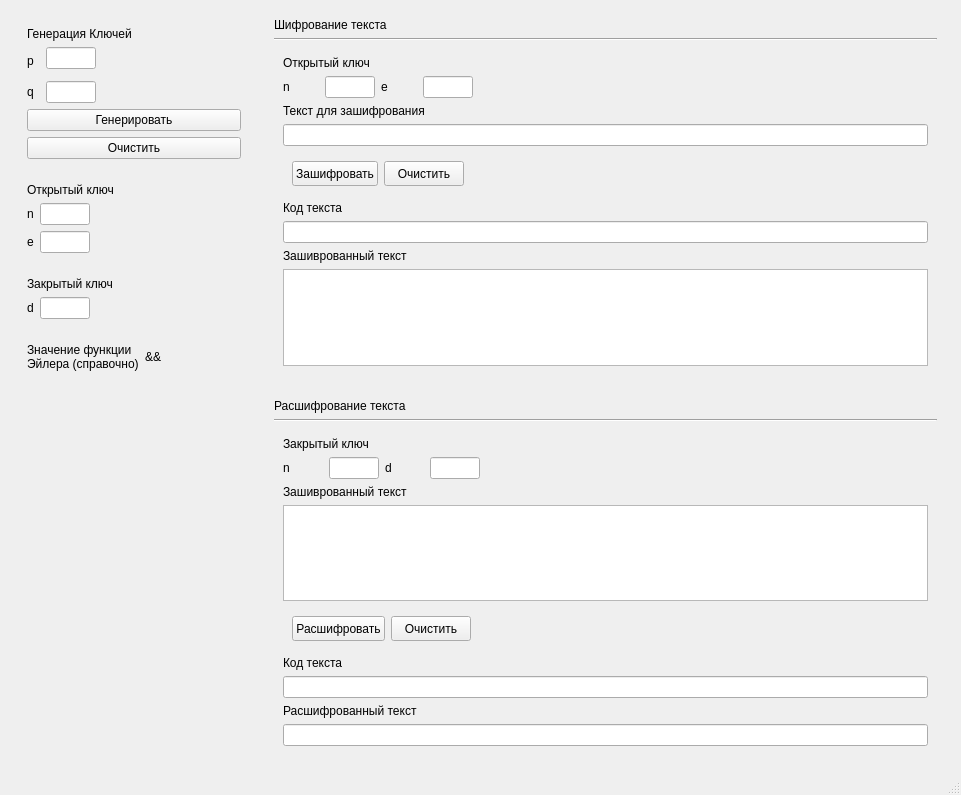
First picture: the form in mainwindow.ui, repository MrFireDeN/RSA, before the edit.
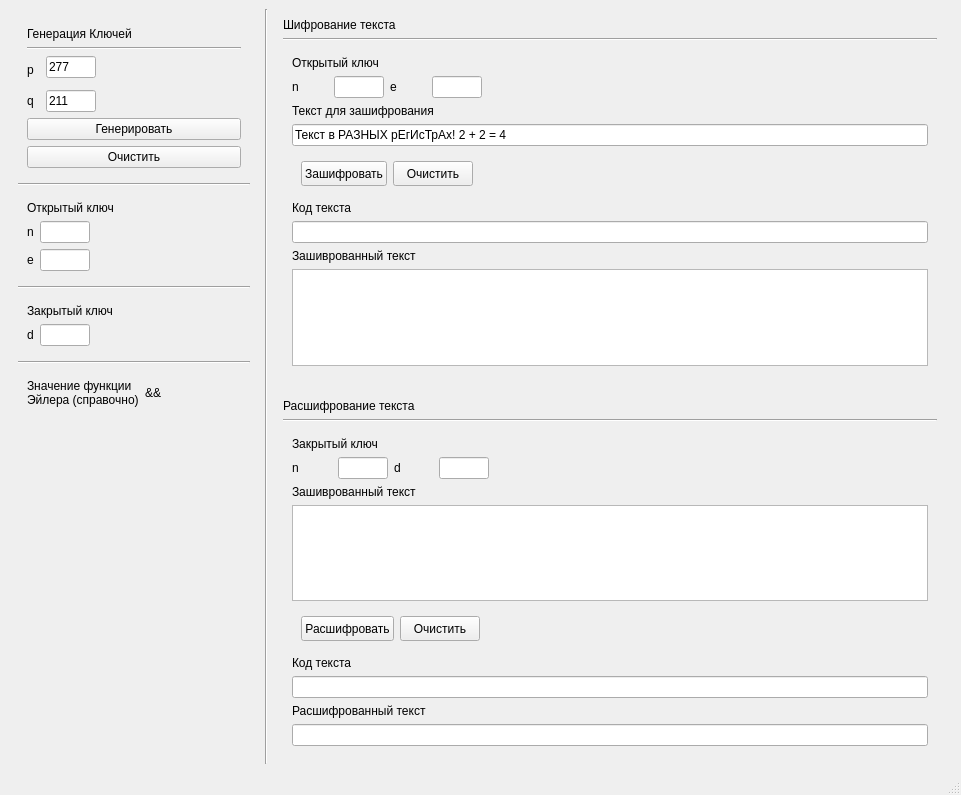
Second picture: the form after the edit.

Commit message: feat: реализовано шифровка и расшифровка текста

```diff
--- a/mainwindow.ui
+++ b/mainwindow.ui
@@ -27,47 +27,7 @@
        <item>
         <widget class="QWidget" name="keyGenerator" native="true">
          <layout class="QGridLayout" name="gridLayout_4">
-          <item row="3" column="4">
-           <spacer name="horizontalSpacer_3">
-            <property name="orientation">
-             <enum>Qt::Horizontal</enum>
-            </property>
-            <property name="sizeHint" stdset="0">
-             <size>
-              <width>40</width>
-              <height>20</height>
-             </size>
-            </property>
-           </spacer>
-          </item>
-          <item row="1" column="2">
-           <widget class="QLineEdit" name="p">
-            <property name="maximumSize">
-             <size>
-              <width>50</width>
-              <height>16777215</height>
-             </size>
-            </property>
-           </widget>
-          </item>
-          <item row="3" column="0">
-           <widget class="QLabel" name="label_2">
-            <property name="text">
-             <string>q</string>
-            </property>
-           </widget>
-          </item>
-          <item row="3" column="2">
-           <widget class="QLineEdit" name="q">
-            <property name="maximumSize">
-             <size>
-              <width>50</width>
-              <height>16777215</height>
-             </size>
-            </property>
-           </widget>
-          </item>
-          <item row="1" column="0" rowspan="2" colspan="2">
+          <item row="2" column="0" rowspan="2" colspan="2">
            <widget class="QLabel" name="label_1">
             <property name="text">
              <string>p</string>
@@ -81,23 +41,83 @@
             </property>
            </widget>
           </item>
-          <item row="4" column="0" colspan="5">
+          <item row="4" column="2">
+           <widget class="QLineEdit" name="q">
+            <property name="maximumSize">
+             <size>
+              <width>50</width>
+              <height>16777215</height>
+             </size>
+            </property>
+            <property name="text">
+             <string>211</string>
+            </property>
+           </widget>
+          </item>
+          <item row="4" column="4">
+           <spacer name="horizontalSpacer_3">
+            <property name="orientation">
+             <enum>Qt::Horizontal</enum>
+            </property>
+            <property name="sizeHint" stdset="0">
+             <size>
+              <width>40</width>
+              <height>20</height>
+             </size>
+            </property>
+           </spacer>
+          </item>
+          <item row="2" column="2">
+           <widget class="QLineEdit" name="p">
+            <property name="maximumSize">
+             <size>
+              <width>50</width>
+              <height>16777215</height>
+             </size>
+            </property>
+            <property name="text">
+             <string>277</string>
+            </property>
+           </widget>
+          </item>
+          <item row="5" column="0" colspan="5">
            <widget class="QPushButton" name="btnGenerate">
             <property name="text">
              <string>Генерировать</string>
             </property>
            </widget>
           </item>
-          <item row="6" column="0" colspan="5">
+          <item row="7" column="0" colspan="5">
            <widget class="QPushButton" name="btnClean">
             <property name="text">
              <string>Очистить</string>
             </property>
            </widget>
           </item>
+          <item row="1" column="0" colspan="5">
+           <widget class="Line" name="line_3">
+            <property name="orientation">
+             <enum>Qt::Horizontal</enum>
+            </property>
+           </widget>
+          </item>
+          <item row="4" column="0">
+           <widget class="QLabel" name="label_2">
+            <property name="text">
+             <string>q</string>
+            </property>
+           </widget>
+          </item>
          </layout>
         </widget>
        </item>
+       <item>
+        <widget class="Line" name="line_5">
+         <property name="orientation">
+          <enum>Qt::Horizontal</enum>
+         </property>
+        </widget>
+       </item>
        <item>
         <widget class="QWidget" name="openKeys" native="true">
          <layout class="QGridLayout" name="gridLayout_5">
@@ -170,6 +190,13 @@
          </layout>
         </widget>
        </item>
+       <item>
+        <widget class="Line" name="line_7">
+         <property name="orientation">
+          <enum>Qt::Horizontal</enum>
+         </property>
+        </widget>
+       </item>
        <item>
         <widget class="QWidget" name="secretKeys" native="true">
          <layout class="QGridLayout" name="gridLayout_2">
@@ -225,6 +252,13 @@
          </layout>
         </widget>
        </item>
+       <item>
+        <widget class="Line" name="line_6">
+         <property name="orientation">
+          <enum>Qt::Horizontal</enum>
+         </property>
+        </widget>
+       </item>
        <item>
         <widget class="QWidget" name="eulerFun" native="true">
          <layout class="QHBoxLayout" name="horizontalLayout">
@@ -264,161 +298,7 @@
       </layout>
      </widget>
     </item>
-    <item row="0" column="1">
-     <widget class="QWidget" name="widget_11" native="true">
-      <layout class="QGridLayout" name="gridLayout">
-       <item row="2" column="0">
-        <widget class="QWidget" name="widget_6" native="true">
-         <layout class="QGridLayout" name="gridLayout_3">
-          <item row="2" column="0" colspan="5">
-           <widget class="QLabel" name="label_15">
-            <property name="text">
-             <string>Текст для зашифрования</string>
-            </property>
-           </widget>
-          </item>
-          <item row="1" column="4">
-           <spacer name="horizontalSpacer_2">
-            <property name="orientation">
-             <enum>Qt::Horizontal</enum>
-            </property>
-            <property name="sizeHint" stdset="0">
-             <size>
-              <width>40</width>
-              <height>20</height>
-             </size>
-            </property>
-           </spacer>
-          </item>
-          <item row="1" column="1">
-           <widget class="QLineEdit" name="openKeyN_2">
-            <property name="maximumSize">
-             <size>
-              <width>50</width>
-              <height>16777215</height>
-             </size>
-            </property>
-           </widget>
-          </item>
-          <item row="1" column="0">
-           <widget class="QLabel" name="label_7">
-            <property name="text">
-             <string>n</string>
-            </property>
-            <property name="textFormat">
-             <enum>Qt::AutoText</enum>
-            </property>
-            <property name="wordWrap">
-             <bool>true</bool>
-            </property>
-           </widget>
-          </item>
-          <item row="1" column="3">
-           <widget class="QLineEdit" name="openKeyE_2">
-            <property name="maximumSize">
-             <size>
-              <width>50</width>
-              <height>16777215</height>
-             </size>
-            </property>
-           </widget>
-          </item>
-          <item row="3" column="0" colspan="5">
-           <widget class="QLineEdit" name="textToEncrypt"/>
-          </item>
-          <item row="6" column="0" colspan="5">
-           <widget class="QLineEdit" name="encryptedTextCode"/>
-          </item>
-          <item row="8" column="0" colspan="5">
-           <widget class="QTextEdit" name="encryptedText"/>
-          </item>
-          <item row="0" column="0" colspan="5">
-           <widget class="QLabel" name="label_12">
-            <property name="text">
-             <string>Открытый ключ</string>
-            </property>
-           </widget>
-          </item>
-          <item row="5" column="0" colspan="5">
-           <widget class="QLabel" name="label_16">
-            <property name="text">
-             <string>Код текста</string>
-            </property>
-           </widget>
-          </item>
-          <item row="1" column="2">
-           <widget class="QLabel" name="label_13">
-            <property name="text">
-             <string>e</string>
-            </property>
-            <property name="textFormat">
-             <enum>Qt::AutoText</enum>
-            </property>
-            <property name="wordWrap">
-             <bool>true</bool>
-            </property>
-           </widget>
-          </item>
-          <item row="7" column="0" colspan="5">
-           <widget class="QLabel" name="label_17">
-            <property name="text">
-             <string>Зашиврованный текст</string>
-            </property>
-           </widget>
-          </item>
-          <item row="4" column="0" colspan="4">
-           <widget class="QWidget" name="widget_12" native="true">
-            <layout class="QHBoxLayout" name="horizontalLayout_2">
-             <item>
-              <widget class="QPushButton" name="btnEncrypt">
-               <property name="minimumSize">
-                <size>
-                 <width>0</width>
-                 <height>25</height>
-                </size>
-               </property>
-               <property name="text">
-                <string>Зашифровать</string>
-               </property>
-              </widget>
-             </item>
-             <item>
-              <widget class="QPushButton" name="btnCleanEncrypted">
-               <property name="minimumSize">
-                <size>
-                 <width>0</width>
-                 <height>25</height>
-                </size>
-               </property>
-               <property name="text">
-                <string>Очистить</string>
-               </property>
-              </widget>
-             </item>
-            </layout>
-           </widget>
-          </item>
-         </layout>
-        </widget>
-       </item>
-       <item row="0" column="0" colspan="2">
-        <widget class="QLabel" name="label_11">
-         <property name="text">
-          <string>Шифрование текста</string>
-         </property>
-        </widget>
-       </item>
-       <item row="1" column="0">
-        <widget class="Line" name="line">
-         <property name="orientation">
-          <enum>Qt::Horizontal</enum>
-         </property>
-        </widget>
-       </item>
-      </layout>
-     </widget>
-    </item>
-    <item row="1" column="1">
+    <item row="1" column="2">
      <widget class="QWidget" name="widget_13" native="true">
       <layout class="QGridLayout" name="gridLayout_8">
        <item row="2" column="0">
@@ -572,6 +452,171 @@
       </layout>
      </widget>
     </item>
+    <item row="0" column="2">
+     <widget class="QWidget" name="widget_11" native="true">
+      <layout class="QGridLayout" name="gridLayout">
+       <item row="2" column="0">
+        <widget class="QWidget" name="widget_6" native="true">
+         <layout class="QGridLayout" name="gridLayout_3">
+          <item row="2" column="0" colspan="5">
+           <widget class="QLabel" name="label_15">
+            <property name="text">
+             <string>Текст для зашифрования</string>
+            </property>
+           </widget>
+          </item>
+          <item row="1" column="4">
+           <spacer name="horizontalSpacer_2">
+            <property name="orientation">
+             <enum>Qt::Horizontal</enum>
+            </property>
+            <property name="sizeHint" stdset="0">
+             <size>
+              <width>40</width>
+              <height>20</height>
+             </size>
+            </property>
+           </spacer>
+          </item>
+          <item row="1" column="1">
+           <widget class="QLineEdit" name="openKeyN_2">
+            <property name="maximumSize">
+             <size>
+              <width>50</width>
+              <height>16777215</height>
+             </size>
+            </property>
+           </widget>
+          </item>
+          <item row="1" column="0">
+           <widget class="QLabel" name="label_7">
+            <property name="text">
+             <string>n</string>
+            </property>
+            <property name="textFormat">
+             <enum>Qt::AutoText</enum>
+            </property>
+            <property name="wordWrap">
+             <bool>true</bool>
+            </property>
+           </widget>
+          </item>
+          <item row="1" column="3">
+           <widget class="QLineEdit" name="openKeyE_2">
+            <property name="maximumSize">
+             <size>
+              <width>50</width>
+              <height>16777215</height>
+             </size>
+            </property>
+           </widget>
+          </item>
+          <item row="3" column="0" colspan="5">
+           <widget class="QLineEdit" name="textToEncrypt">
+            <property name="text">
+             <string>Текст в РАЗНЫХ рЕгИсТрАх! 2 + 2 = 4</string>
+            </property>
+           </widget>
+          </item>
+          <item row="6" column="0" colspan="5">
+           <widget class="QLineEdit" name="encryptedTextCode"/>
+          </item>
+          <item row="8" column="0" colspan="5">
+           <widget class="QTextEdit" name="encryptedText"/>
+          </item>
+          <item row="0" column="0" colspan="5">
+           <widget class="QLabel" name="label_12">
+            <property name="text">
+             <string>Открытый ключ</string>
+            </property>
+           </widget>
+          </item>
+          <item row="5" column="0" colspan="5">
+           <widget class="QLabel" name="label_16">
+            <property name="text">
+             <string>Код текста</string>
+            </property>
+           </widget>
+          </item>
+          <item row="1" column="2">
+           <widget class="QLabel" name="label_13">
+            <property name="text">
+             <string>e</string>
+            </property>
+            <property name="textFormat">
+             <enum>Qt::AutoText</enum>
+            </property>
+            <property name="wordWrap">
+             <bool>true</bool>
+            </property>
+           </widget>
+          </item>
+          <item row="7" column="0" colspan="5">
+           <widget class="QLabel" name="label_17">
+            <property name="text">
+             <string>Зашиврованный текст</string>
+            </property>
+           </widget>
+          </item>
+          <item row="4" column="0" colspan="4">
+           <widget class="QWidget" name="widget_12" native="true">
+            <layout class="QHBoxLayout" name="horizontalLayout_2">
+             <item>
+              <widget class="QPushButton" name="btnEncrypt">
+               <property name="minimumSize">
+                <size>
+                 <width>0</width>
+                 <height>25</height>
+                </size>
+               </property>
+               <property name="text">
+                <string>Зашифровать</string>
+               </property>
+              </widget>
+             </item>
+             <item>
+              <widget class="QPushButton" name="btnCleanEncrypted">
+               <property name="minimumSize">
+                <size>
+                 <width>0</width>
+                 <height>25</height>
+                </size>
+               </property>
+               <property name="text">
+                <string>Очистить</string>
+               </property>
+              </widget>
+             </item>
+            </layout>
+           </widget>
+          </item>
+         </layout>
+        </widget>
+       </item>
+       <item row="0" column="0" colspan="2">
+        <widget class="QLabel" name="label_11">
+         <property name="text">
+          <string>Шифрование текста</string>
+         </property>
+        </widget>
+       </item>
+       <item row="1" column="0">
+        <widget class="Line" name="line">
+         <property name="orientation">
+          <enum>Qt::Horizontal</enum>
+         </property>
+        </widget>
+       </item>
+      </layout>
+     </widget>
+    </item>
+    <item row="0" column="1" rowspan="2">
+     <widget class="Line" name="line_4">
+      <property name="orientation">
+       <enum>Qt::Vertical</enum>
+      </property>
+     </widget>
+    </item>
    </layout>
   </widget>
   <widget class="QMenuBar" name="menubar">
```
Left out of the diff: 26 changed lines with no effect on the pictures. The commit also changes 2 other files.
